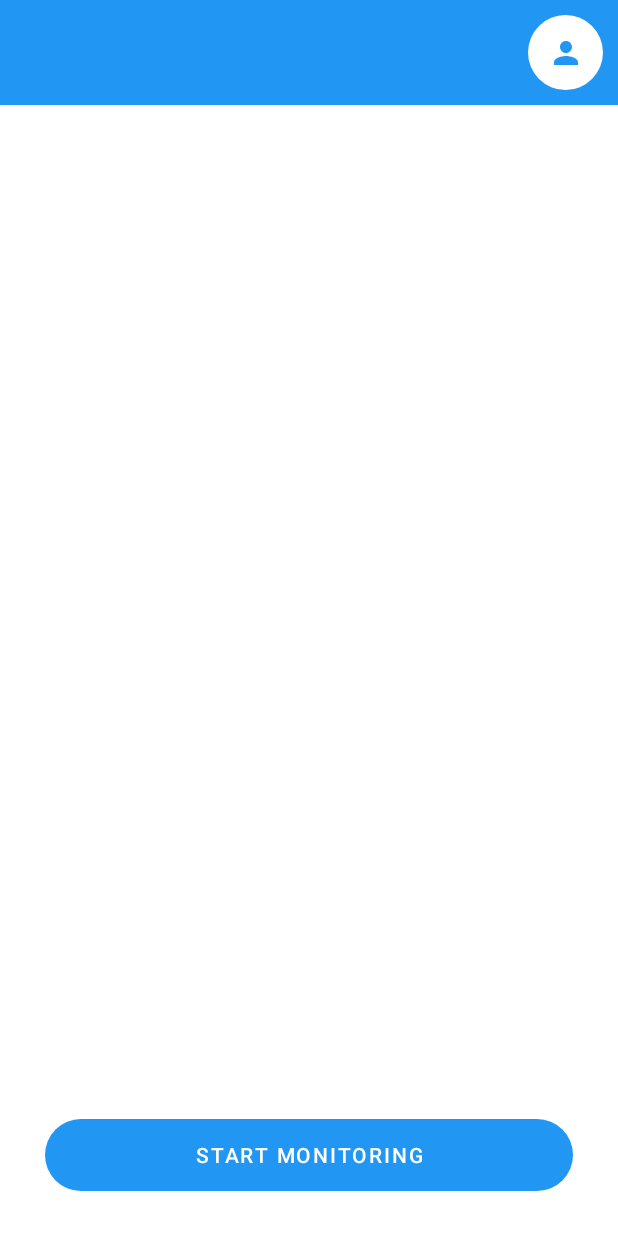
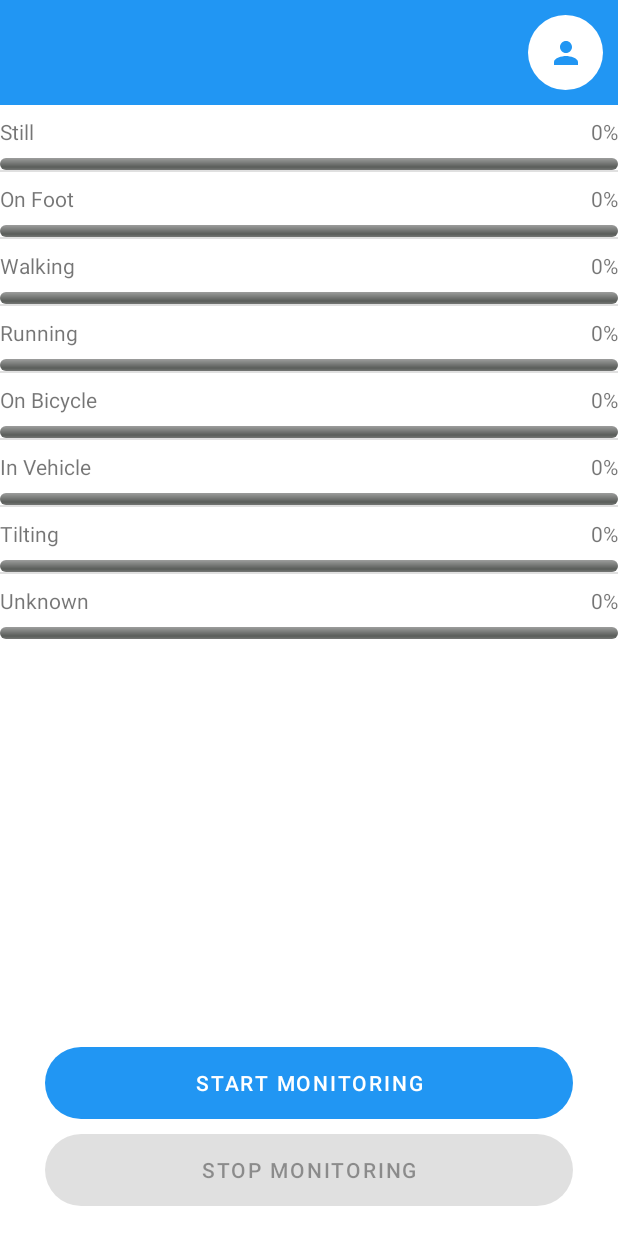
Before and after one commit to Panos30fyllou/ActivityTracker, an Android app: the screen it shows after launch (MainActivity), on a phone screen of 412 x 824 dp. Run offline under Robolectric (Android 15) with nearby library versions, the phone set to English and light mode, and no system bars; 1 statement that could not run was skipped.

Commit message:
Request Activities

```diff
--- a/app/build.gradle
+++ b/app/build.gradle
@@ -29,6 +29,7 @@ android {
 }
 
 dependencies {
+    implementation 'com.google.code.gson:gson:2.8.7'
     implementation 'com.google.android.gms:play-services-location:19.0.1'
     implementation 'androidx.appcompat:appcompat:1.4.1'
     implementation 'com.google.android.material:material:1.5.0'
@@ -40,4 +41,8 @@ dependencies {
     testImplementation 'junit:junit:4.13.2'
     androidTestImplementation 'androidx.test.ext:junit:1.1.3'
     androidTestImplementation 'androidx.test.espresso:espresso-core:3.4.0'
+
+    androidTestImplementation('androidx.test.espresso:espresso-core:3.1.1', {
+        exclude group: 'com.android.support', module: 'support-annotations'
+    })
 }
--- a/app/src/main/AndroidManifest.xml
+++ b/app/src/main/AndroidManifest.xml
@@ -36,7 +36,8 @@
             android:name=".activities.StatisticsActivity"
             android:exported="false"
             android:screenOrientation="portrait"/>
-        <service android:name=".services.ActivityRecognisedService" />
+        <service
+            android:name=".activities.DetectedActivitiesIntentService"
+            android:exported="false" />
     </application>
-
 </manifest>
--- /dev/null
+++ b/app/src/main/java/com/example/activitytracker/activities/Constants.java
@@ -0,0 +1,30 @@
+
+package com.example.activitytracker.activities;
+
+import com.google.android.gms.location.DetectedActivity;
+
+final class Constants {
+
+    private Constants() {}
+
+    private static final String PACKAGE_NAME =
+            "com.google.android.gms.location.activityrecognition";
+
+    static final String KEY_ACTIVITY_UPDATES_REQUESTED = PACKAGE_NAME +
+            ".ACTIVITY_UPDATES_REQUESTED";
+
+    static final String KEY_DETECTED_ACTIVITIES = PACKAGE_NAME + ".DETECTED_ACTIVITIES";
+
+    static final long DETECTION_INTERVAL_IN_MILLISECONDS = 3 * 1000; // 30 seconds
+
+    static final int[] MONITORED_ACTIVITIES = {
+            DetectedActivity.STILL,
+            DetectedActivity.ON_FOOT,
+            DetectedActivity.WALKING,
+            DetectedActivity.RUNNING,
+            DetectedActivity.ON_BICYCLE,
+            DetectedActivity.IN_VEHICLE,
+            DetectedActivity.TILTING,
+            DetectedActivity.UNKNOWN
+    };
+}
--- /dev/null
+++ b/app/src/main/java/com/example/activitytracker/activities/DetectedActivitiesAdapter.java
@@ -0,0 +1,106 @@
+/*
+ * Copyright 2017 Google Inc. All Rights Reserved.
+ *
+ * Licensed under the Apache License, Version 2.0 (the "License");
+ * you may not use this file except in compliance with the License.
+ * You may obtain a copy of the License at
+ *
+ * http://www.apache.org/licenses/LICENSE-2.0
+ *
+ * Unless required by applicable law or agreed to in writing, software
+ * distributed under the License is distributed on an "AS IS" BASIS,
+ * WITHOUT WARRANTIES OR CONDITIONS OF ANY KIND, either express or implied.
+ * See the License for the specific language governing permissions and
+ * limitations under the License.
+ */
+
+package com.example.activitytracker.activities;
+
+import android.content.Context;
+import android.view.LayoutInflater;
+import android.view.View;
+import android.view.ViewGroup;
+import android.widget.ArrayAdapter;
+import android.widget.ProgressBar;
+import android.widget.TextView;
+
+import androidx.annotation.NonNull;
+import androidx.annotation.Nullable;
+
+import com.example.activitytracker.R;
+import com.google.android.gms.location.DetectedActivity;
+
+import java.util.ArrayList;
+import java.util.HashMap;
+
+/**
+ * Adapter that is backed by an array of {@code DetectedActivity} objects. Finds UI elements in the
+ * detected_activity layout and populates each element with data from a DetectedActivity
+ * object.
+ */
+class DetectedActivitiesAdapter extends ArrayAdapter<DetectedActivity> {
+
+    DetectedActivitiesAdapter(Context context,
+                                     ArrayList<DetectedActivity> detectedActivities) {
+        super(context, 0, detectedActivities);
+    }
+
+    @NonNull
+    @Override
+    public View getView(int position, @Nullable View view, @NonNull ViewGroup parent) {
+        DetectedActivity detectedActivity = getItem(position);
+        if (view == null) {
+            view = LayoutInflater.from(getContext()).inflate(
+                    R.layout.detected_activity, parent, false);
+        }
+
+        // Find the UI widgets.
+        TextView activityName = (TextView) view.findViewById(R.id.detected_activity_name);
+        TextView activityConfidenceLevel = (TextView) view.findViewById(
+                R.id.detected_activity_confidence_level);
+        ProgressBar progressBar = (ProgressBar) view.findViewById(
+                R.id.detected_activity_progress_bar);
+
+        // Populate widgets with values.
+        if (detectedActivity != null) {
+            activityName.setText(Utils.getActivityString(getContext(),
+                    detectedActivity.getType()));
+
+            activityConfidenceLevel.setText(getContext().getString(R.string.percent, detectedActivity.getConfidence()));
+            progressBar.setProgress(detectedActivity.getConfidence());
+        }
+        return view;
+    }
+
+    /**
+     * Process list of recently detected activities and updates the list of {@code DetectedActivity}
+     * objects backing this adapter.
+     *
+     * @param detectedActivities the freshly detected activities
+     */
+    void updateActivities(ArrayList<DetectedActivity> detectedActivities) {
+        HashMap<Integer, Integer> detectedActivitiesMap = new HashMap<>();
+        for (DetectedActivity activity : detectedActivities) {
+            detectedActivitiesMap.put(activity.getType(), activity.getConfidence());
+        }
+        // Every time we detect new activities, we want to reset the confidence level of ALL
+        // activities that we monitor. Since we cannot directly change the confidence
+        // of a DetectedActivity, we use a temporary list of DetectedActivity objects. If an
+        // activity was freshly detected, we use its confidence level. Otherwise, we set the
+        // confidence level to zero.
+        ArrayList<DetectedActivity> tempList = new ArrayList<>();
+        for (int i = 0; i < Constants.MONITORED_ACTIVITIES.length; i++) {
+            int confidence = detectedActivitiesMap.containsKey(Constants.MONITORED_ACTIVITIES[i]) ?
+                    detectedActivitiesMap.get(Constants.MONITORED_ACTIVITIES[i]) : 0;
+
+            tempList.add(new DetectedActivity(Constants.MONITORED_ACTIVITIES[i],
+                    confidence));
+        }
+
+        this.clear();
+
+        for (DetectedActivity detectedActivity: tempList) {
+            this.add(detectedActivity);
+        }
+    }
+}
--- a/app/src/main/java/com/example/activitytracker/activities/MainActivity.java
+++ b/app/src/main/java/com/example/activitytracker/activities/MainActivity.java
@@ -2,61 +2,179 @@ package com.example.activitytracker.activities;
 
 import android.Manifest;
 import android.app.PendingIntent;
+import android.content.Context;
 import android.content.Intent;
+import android.content.SharedPreferences;
 import android.content.pm.PackageManager;
 import android.os.Build;
 import android.os.Bundle;
+import android.preference.PreferenceManager;
+import android.util.Log;
 import android.view.View;
+import android.widget.Button;
+import android.widget.ListView;
 import android.widget.Toast;
 
+import androidx.annotation.NonNull;
 import androidx.appcompat.app.AppCompatActivity;
 import androidx.core.app.ActivityCompat;
 import androidx.core.content.ContextCompat;
 
 import com.example.activitytracker.R;
-import com.example.activitytracker.models.State;
 import com.example.activitytracker.navigators.Navigator;
-import com.example.activitytracker.services.ActivityRecognisedService;
-import com.google.android.gms.location.ActivityRecognition;
 import com.google.android.gms.location.ActivityRecognitionClient;
+import com.google.android.gms.location.DetectedActivity;
+import com.google.android.gms.tasks.OnFailureListener;
 import com.google.android.gms.tasks.OnSuccessListener;
 import com.google.android.gms.tasks.Task;
 
-public class MainActivity extends AppCompatActivity {
+import java.util.ArrayList;
 
-    ActivityRecognitionClient activityRecognitionClient;
-    PendingIntent pendingIntent;
+public class MainActivity extends AppCompatActivity implements SharedPreferences.OnSharedPreferenceChangeListener {
+
+    protected static final String TAG = "MainActivity";
+    private Context mContext;
+
+    private ActivityRecognitionClient mActivityRecognitionClient;
+
+    private Button mRequestActivityUpdatesButton;
+    private Button mRemoveActivityUpdatesButton;
+
+
+    private DetectedActivitiesAdapter mAdapter;
 
     protected void onCreate(Bundle savedInstanceState) {
         super.onCreate(savedInstanceState);
         setContentView(R.layout.activity_main);
+        mContext = this;
 
-        if (ContextCompat.checkSelfPermission( this, Manifest.permission.ACTIVITY_RECOGNITION ) != PackageManager.PERMISSION_GRANTED ) {
-            if (Build.VERSION.SDK_INT >= Build.VERSION_CODES.Q) {
-                ActivityCompat.requestPermissions( this, new String[] {  Manifest.permission.ACTIVITY_RECOGNITION }, PackageManager.PERMISSION_GRANTED);
-            }
+        mRequestActivityUpdatesButton = findViewById(R.id.monitorButton);
+        mRemoveActivityUpdatesButton = findViewById(R.id.stopButton);
+
+        ListView detectedActivitiesListView = (ListView) findViewById(R.id.detected_activities_listview);
+
+        setButtonsEnabledState();
+
+        if (ContextCompat.checkSelfPermission(this, Manifest.permission.ACTIVITY_RECOGNITION) != PackageManager.PERMISSION_GRANTED) {
+            ActivityCompat.requestPermissions(this, new String[]{Manifest.permission.ACTIVITY_RECOGNITION}, PackageManager.PERMISSION_GRANTED);
+
+        }
+
+        ArrayList<DetectedActivity> detectedActivities = Utils.detectedActivitiesFromJson(
+                PreferenceManager.getDefaultSharedPreferences(this).getString(
+                        Constants.KEY_DETECTED_ACTIVITIES, ""));
+
+        mAdapter = new DetectedActivitiesAdapter(this, detectedActivities);
+        detectedActivitiesListView.setAdapter(mAdapter);
+
+        mActivityRecognitionClient = new ActivityRecognitionClient(this);
+    }
+
+    @Override
+    protected void onResume() {
+        super.onResume();
+        PreferenceManager.getDefaultSharedPreferences(this)
+                .registerOnSharedPreferenceChangeListener(this);
+        updateDetectedActivitiesList();
+    }
+
+    @Override
+    protected void onPause() {
+        PreferenceManager.getDefaultSharedPreferences(this)
+                .unregisterOnSharedPreferenceChangeListener(this);
+        super.onPause();
+    }
+
+    public void requestActivityUpdatesButtonHandler(View view) {
+        Task<Void> task = mActivityRecognitionClient.requestActivityUpdates(
+                Constants.DETECTION_INTERVAL_IN_MILLISECONDS,
+                getActivityDetectionPendingIntent());
+
+        task.addOnSuccessListener(result -> {
+            Toast.makeText(mContext,
+                    getString(R.string.activity_updates_enabled),
+                    Toast.LENGTH_SHORT)
+                    .show();
+            setUpdatesRequestedState(true);
+            updateDetectedActivitiesList();
+        });
+
+        task.addOnFailureListener(e -> {
+            Log.w(TAG, getString(R.string.activity_updates_not_enabled));
+            Toast.makeText(mContext,
+                    getString(R.string.activity_updates_not_enabled),
+                    Toast.LENGTH_SHORT)
+                    .show();
+            setUpdatesRequestedState(false);
+        });
+    }
+
+    public void removeActivityUpdatesButtonHandler(View view) {
+        Task<Void> task = mActivityRecognitionClient.removeActivityUpdates(
+                getActivityDetectionPendingIntent());
+        task.addOnSuccessListener(result -> {
+            Toast.makeText(mContext,
+                    getString(R.string.activity_updates_removed),
+                    Toast.LENGTH_SHORT)
+                    .show();
+            setUpdatesRequestedState(false);
+            mAdapter.updateActivities(new ArrayList<>());
+        });
+
+        task.addOnFailureListener(e -> {
+            Log.w(TAG, "Failed to enable activity recognition.");
+            Toast.makeText(mContext, getString(R.string.activity_updates_not_removed),
+                    Toast.LENGTH_SHORT).show();
+            setUpdatesRequestedState(true);
+        });
+    }
+
+    private PendingIntent getActivityDetectionPendingIntent() {
+        Intent intent = new Intent(this, DetectedActivitiesIntentService.class);
+
+        return PendingIntent.getService(this, 0, intent, PendingIntent.FLAG_UPDATE_CURRENT);
+    }
+
+    private void setButtonsEnabledState() {
+        if (getUpdatesRequestedState()) {
+            mRequestActivityUpdatesButton.setEnabled(false);
+            mRemoveActivityUpdatesButton.setEnabled(true);
+        } else {
+            mRequestActivityUpdatesButton.setEnabled(true);
+            mRemoveActivityUpdatesButton.setEnabled(false);
         }
     }
 
-    public void monitorClicked(View view){
-        if(!State.monitoring){
-            activityRecognitionClient = ActivityRecognition.getClient(this);
-            pendingIntent = PendingIntent.getService(MainActivity.this, 0, new Intent(MainActivity.this, ActivityRecognisedService.class), PendingIntent.FLAG_UPDATE_CURRENT);
-            Task<Void> task = activityRecognitionClient.requestActivityUpdates(
-                    3000,
-                    pendingIntent);
-            task.addOnSuccessListener(result -> Toast.makeText(getApplicationContext(),result.toString(), Toast.LENGTH_LONG).show());
-            Toast.makeText(this,"Monitoring", Toast.LENGTH_LONG).show();
-        }
-        else{
-            activityRecognitionClient.removeActivityUpdates(pendingIntent);
-            Toast.makeText(this,"Stopped Monitoring", Toast.LENGTH_LONG).show();
+    private boolean getUpdatesRequestedState() {
+        return PreferenceManager.getDefaultSharedPreferences(this)
+                .getBoolean(Constants.KEY_ACTIVITY_UPDATES_REQUESTED, false);
+    }
 
+    private void setUpdatesRequestedState(boolean requesting) {
+        PreferenceManager.getDefaultSharedPreferences(this)
+                .edit()
+                .putBoolean(Constants.KEY_ACTIVITY_UPDATES_REQUESTED, requesting)
+                .apply();
+        setButtonsEnabledState();
+    }
+
+
+    protected void updateDetectedActivitiesList() {
+        ArrayList<DetectedActivity> detectedActivities = Utils.detectedActivitiesFromJson(
+                PreferenceManager.getDefaultSharedPreferences(mContext)
+                        .getString(Constants.KEY_DETECTED_ACTIVITIES, ""));
+
+        mAdapter.updateActivities(detectedActivities);
+    }
+
+    @Override
+    public void onSharedPreferenceChanged(SharedPreferences sharedPreferences, String s) {
+        if (s == Constants.KEY_DETECTED_ACTIVITIES) {
+            updateDetectedActivitiesList();
         }
     }
 
-    public void goToStatistics(View view){
+    public void goToStatistics(View view) {
         Navigator.gotoStatistics(this);
     }
-
 }
--- /dev/null
+++ b/app/src/main/java/com/example/activitytracker/activities/Utils.java
@@ -0,0 +1,61 @@
+package com.example.activitytracker.activities;
+
+import android.content.Context;
+import android.content.res.Resources;
+
+import com.example.activitytracker.R;
+import com.google.android.gms.location.DetectedActivity;
+import com.google.gson.Gson;
+import com.google.gson.reflect.TypeToken;
+
+import java.lang.reflect.Type;
+import java.util.ArrayList;
+
+/**
+ * Utility methods used in this sample.
+ */
+public class Utils {
+
+    private Utils() {}
+
+    /**
+     * Returns a human readable String corresponding to a detected activity type.
+     */
+    static String getActivityString(Context context, int detectedActivityType) {
+        Resources resources = context.getResources();
+        switch(detectedActivityType) {
+            case DetectedActivity.IN_VEHICLE:
+                return resources.getString(R.string.in_vehicle);
+            case DetectedActivity.ON_BICYCLE:
+                return resources.getString(R.string.on_bicycle);
+            case DetectedActivity.ON_FOOT:
+                return resources.getString(R.string.on_foot);
+            case DetectedActivity.RUNNING:
+                return resources.getString(R.string.running);
+            case DetectedActivity.STILL:
+                return resources.getString(R.string.still);
+            case DetectedActivity.TILTING:
+                return resources.getString(R.string.tilting);
+            case DetectedActivity.UNKNOWN:
+                return resources.getString(R.string.unknown);
+            case DetectedActivity.WALKING:
+                return resources.getString(R.string.walking);
+            default:
+                return resources.getString(R.string.unidentifiable_activity) + detectedActivityType;
+        }
+    }
+
+    static String detectedActivitiesToJson(ArrayList<DetectedActivity> detectedActivitiesList) {
+        Type type = new TypeToken<ArrayList<DetectedActivity>>() {}.getType();
+        return new Gson().toJson(detectedActivitiesList, type);
+    }
+
+    static ArrayList<DetectedActivity> detectedActivitiesFromJson(String jsonArray) {
+        Type listType = new TypeToken<ArrayList<DetectedActivity>>(){}.getType();
+        ArrayList<DetectedActivity> detectedActivities = new Gson().fromJson(jsonArray, listType);
+        if (detectedActivities == null) {
+            detectedActivities = new ArrayList<>();
+        }
+        return detectedActivities;
+    }
+}
--- a/app/src/main/res/layout/activity_main.xml
+++ b/app/src/main/res/layout/activity_main.xml
@@ -16,7 +16,7 @@
         android:theme="?attr/actionBarTheme"
         app:layout_constraintEnd_toEndOf="parent"
         app:layout_constraintStart_toStartOf="parent"
-        app:layout_constraintTop_toTopOf="parent" >
+        app:layout_constraintTop_toTopOf="parent">
 
         <ImageButton
             android:id="@+id/profileButton"
@@ -29,19 +29,43 @@
             android:onClick="goToStatistics"
             android:padding="8dp"
             android:src="@drawable/ic_baseline_person_24"
-            app:tint="@color/blue_500" />
+            app:tint="@color/blue_500"
+            tools:ignore="SpeakableTextPresentCheck"
+            tools:layout_editor_absoluteX="352dp"
+            tools:layout_editor_absoluteY="10dp" />
     </androidx.appcompat.widget.Toolbar>
 
-    <Button
-        android:id="@+id/monitorButton"
+    <ListView
+        android:id="@+id/detected_activities_listview"
         android:layout_width="match_parent"
         android:layout_height="wrap_content"
+        app:layout_constraintTop_toBottomOf="@id/toolbar"></ListView>
+
+    <LinearLayout
+        android:layout_width="match_parent"
+        android:layout_height="wrap_content"
+        app:layout_constraintBottom_toBottomOf="parent"
         android:layout_marginStart="30dp"
         android:layout_marginEnd="30dp"
-        android:layout_marginBottom="30dp"
-        android:background="@drawable/button"
-        android:text="@string/monitor"
-        app:layout_constraintBottom_toBottomOf="parent"
-        android:onClick="monitorClicked"/>
+        android:orientation="vertical">
+
+        <Button
+            android:id="@+id/monitorButton"
+            android:layout_width="match_parent"
+            android:layout_height="wrap_content"
+            android:layout_marginBottom="10dp"
+            android:background="@drawable/button"
+            android:onClick="requestActivityUpdatesButtonHandler"
+            android:text="@string/monitor" />
+
+        <Button
+            android:id="@+id/stopButton"
+            android:layout_width="match_parent"
+            android:layout_height="wrap_content"
+            android:layout_marginBottom="20dp"
+            android:background="@drawable/button"
+            android:onClick="removeActivityUpdatesButtonHandler"
+            android:text="@string/stop_monitoring"/>
+    </LinearLayout>
 
 </androidx.constraintlayout.widget.ConstraintLayout>
--- /dev/null
+++ b/app/src/main/res/layout/detected_activity.xml
@@ -0,0 +1,34 @@
+<?xml version="1.0" encoding="utf-8"?>
+<LinearLayout xmlns:android="http://schemas.android.com/apk/res/android"
+    android:layout_width="match_parent"
+    android:layout_height="match_parent"
+    android:orientation="vertical">
+
+    <RelativeLayout
+        android:layout_width="match_parent"
+        android:layout_height="wrap_content">
+        <TextView
+            android:id="@+id/detected_activity_name"
+            android:layout_width="wrap_content"
+            android:layout_height="wrap_content"
+            android:layout_marginTop="@dimen/narrow_space"
+            android:text="@string/still" />
+
+        <TextView
+            android:id="@+id/detected_activity_confidence_level"
+            android:layout_width="wrap_content"
+            android:layout_height="wrap_content"
+            android:layout_alignParentRight="true"
+            android:layout_alignParentEnd="true"
+            android:layout_marginTop="@dimen/narrow_space" />
+    </RelativeLayout>
+
+    <ProgressBar
+        android:id="@+id/detected_activity_progress_bar"
+        style="@android:style/Widget.ProgressBar.Horizontal"
+        android:layout_width="match_parent"
+        android:layout_height="wrap_content"
+        android:layout_marginTop="@dimen/progress_bar_top_margin"
+        android:minHeight="@dimen/progress_bar_min_height"
+        android:progress="1" />
+</LinearLayout>
--- a/app/src/main/res/values/strings.xml
+++ b/app/src/main/res/values/strings.xml
@@ -37,4 +37,6 @@
     <string name="activity_updates_not_enabled">activity_updates_not_enabled</string>
     <string name="activity_updates_removed">activity_updates_removed</string>
     <string name="activity_updates_not_removed">activity_updates_not_removed</string>
+    <string name="percent">%1$d%%</string>
+    <string name="stop_monitoring">Stop Monitoring</string>
 </resources>
```
Also changed, not shown: app/src/main/java/com/example/activitytracker/activities/DetectedActivitiesIntentService.java (added, +47 -0 lines), app/src/main/java/com/example/activitytracker/services/ActivityRecognisedService.java (deleted, +0 -83 lines).
